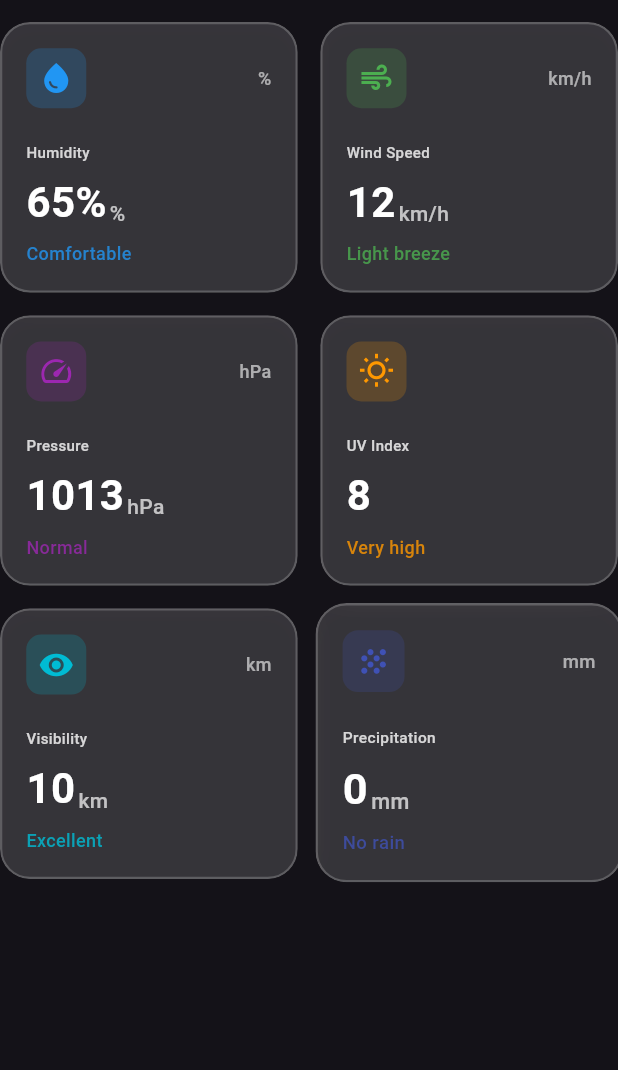
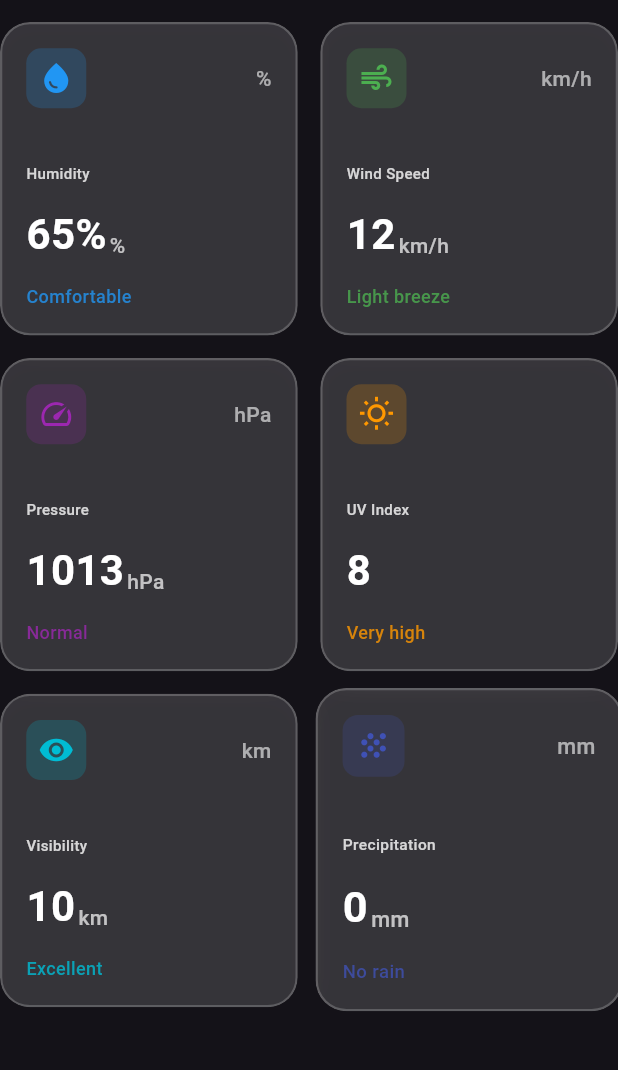
Before and after one commit to wahyualif23014/WeatherAPP, a Flutter app: the WeatherMetricsGrid widget shown alone on an empty page, opened directly, on a phone screen of 412 x 824 dp, the part 44-1114 px from its top. Run offline on Flutter 3.47's test engine with Material 3 defaults, Android fonts, the phone set to English and light mode, and no system bars; our stand-ins replace flutter_dotenv, google_maps_flutter, shared_preferences; accounts and stored records are empty; network calls fail.

Commit message:
new metric

```diff
--- a/lib/widget/weather_metrics_grid.dart
+++ b/lib/widget/weather_metrics_grid.dart
@@ -133,7 +133,7 @@ class _WeatherMetricsGridState extends State<WeatherMetricsGrid>
           physics: const NeverScrollableScrollPhysics(),
           gridDelegate: SliverGridDelegateWithFixedCrossAxisCount(
             crossAxisCount: crossAxisCount,
-            childAspectRatio: 1.1,
+            childAspectRatio: 0.95,
             crossAxisSpacing: 15,
             mainAxisSpacing: 15,
           ),
@@ -215,7 +215,7 @@ class _WeatherMetricsGridState extends State<WeatherMetricsGrid>
                       Text(
                         metric.unit,
                         style: TextStyle(
-                          fontSize: 12,
+                          fontSize: 14,
                           color: Colors.white.withOpacity(0.6),
                           fontWeight: FontWeight.w500,
                         ),
```
